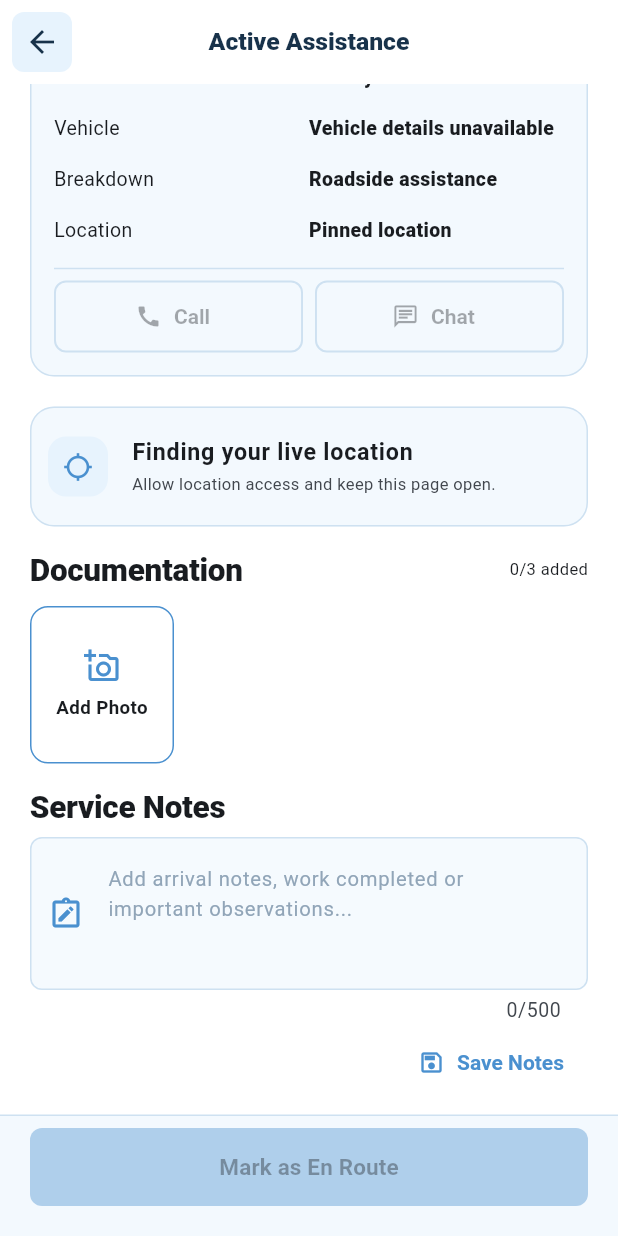
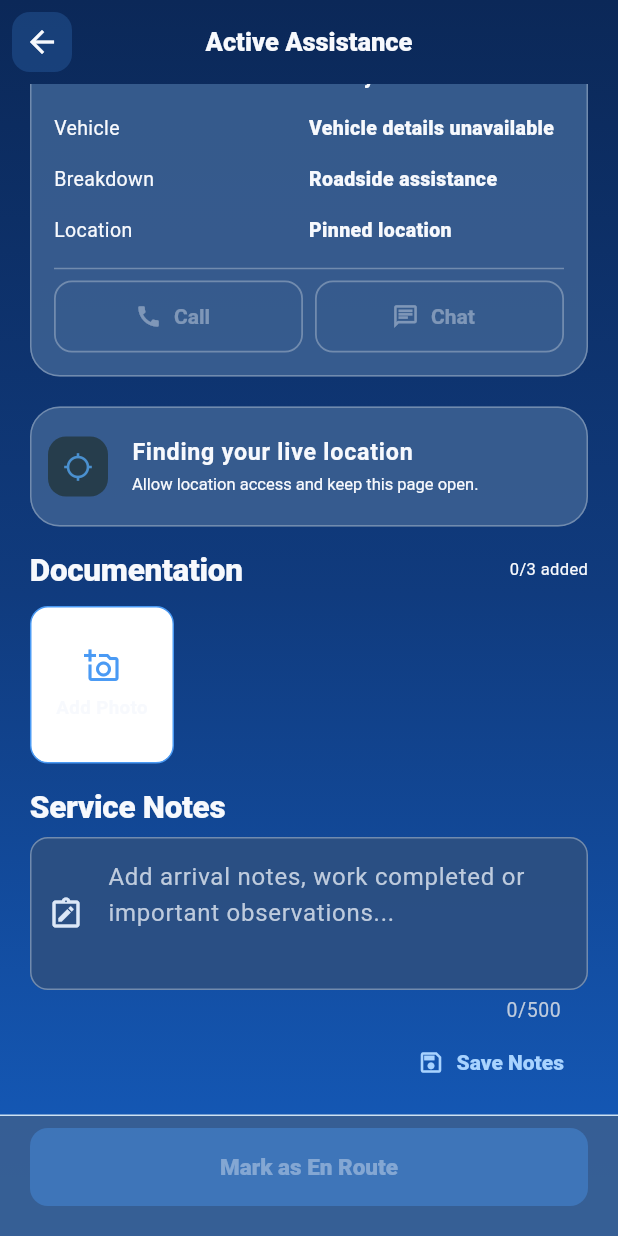
Before and after one commit to MMMMunshif/roadassist-vehicle-breakdown-app, a Flutter app: the ProviderActiveJobScreen screen opened directly, scrolled down 576 dp, on a phone screen of 412 x 824 dp. Run offline on Flutter 3.47's test engine with Material 3 defaults, Android fonts, the light colour scheme and no system bars; our stand-ins replace camera, cloud_firestore, connectivity_plus, firebase_auth, firebase_core, firebase_messaging and 8 more; missing offline and left inert: dart:js_interop; accounts and stored records are empty.

Commit message:
feat(provider): restyle job workflow and earnings

```diff
--- a/lib/src/screens/provider_active_job_screen.dart
+++ b/lib/src/screens/provider_active_job_screen.dart
@@ -440,7 +440,7 @@
       data['modelYear'] as String? ?? '',
       data['registration'] as String? ?? '',
     ].where((value) => value.isNotEmpty).join(' - ');
-    return Scaffold(
+    return ProviderScaffold(
       appBar: AppBar(title: const Text('Active Assistance')),
       body: SafeArea(
         child: Column(
@@ -458,7 +458,7 @@
                     padding: const EdgeInsets.all(RaSpace.lg),
                     decoration: BoxDecoration(
                       gradient: const LinearGradient(
-                        colors: [Color(0xFF397DBD), Color(0xFF2F6FAE)],
+                        colors: [providerSurfaceStrong, providerRoyalBlue],
                       ),
                       borderRadius: BorderRadius.circular(RaRadius.lg),
                     ),
@@ -673,7 +673,7 @@
                                   RaRadius.md,
                                 ),
                                 border: Border.all(
-                                  color: raBlue,
+                                  color: providerAction,
                                   style: BorderStyle.solid,
                                 ),
                               ),
@@ -689,7 +689,7 @@
                                         )
                                       : const Icon(
                                           Icons.add_a_photo_outlined,
-                                          color: raBlue,
+                                          color: providerAction,
                                         ),
                                   const SizedBox(height: 6),
                                   const Text('Add Photo', style: RaText.label),
--- a/lib/src/screens/provider_case_details_screen.dart
+++ b/lib/src/screens/provider_case_details_screen.dart
@@ -4,7 +4,7 @@
   const ProviderCaseDetailsScreen({super.key});
 
   @override
-  Widget build(BuildContext context) => Scaffold(
+  Widget build(BuildContext context) => ProviderScaffold(
     appBar: AppBar(title: const Text('Case Details')),
     body: ListView(
       padding: const EdgeInsets.all(RaSpace.xl),
--- a/lib/src/screens/provider_completed_screen.dart
+++ b/lib/src/screens/provider_completed_screen.dart
@@ -9,7 +9,7 @@
   final String requestId;
   final Map<String, dynamic> requestData;
   @override
-  Widget build(BuildContext context) => Scaffold(
+  Widget build(BuildContext context) => ProviderScaffold(
     appBar: AppBar(
       title: const Text('Completed'),
       actions: [
--- a/lib/src/screens/provider_request_details_screen.dart
+++ b/lib/src/screens/provider_request_details_screen.dart
@@ -30,7 +30,7 @@
         (data['vehiclePhotoUrls'] as List<dynamic>? ?? const [])
             .whereType<String>()
             .toList();
-    return Scaffold(
+    return ProviderScaffold(
       appBar: AppBar(
         title: const Text('Case Details'),
         actions: [
--- a/lib/src/widgets/provider_earnings_panel.dart
+++ b/lib/src/widgets/provider_earnings_panel.dart
@@ -392,7 +392,7 @@
                                     decoration: BoxDecoration(
                                       color: entry.value == 0
                                           ? Theme.of(context).dividerColor
-                                          : raBlue,
+                                          : providerAction,
                                       borderRadius: const BorderRadius.vertical(
                                         top: Radius.circular(5),
                                       ),
```
